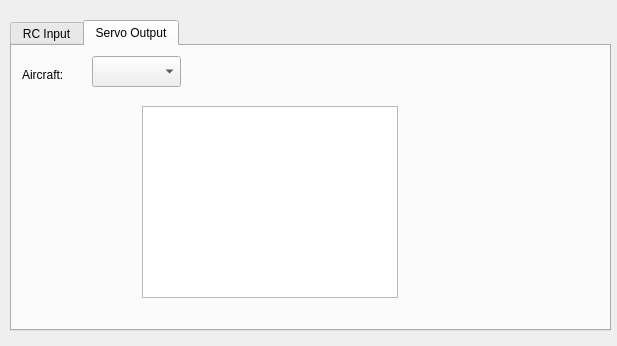
The window that ground/src/plugins/config/settingswidget.ui (openpilot/OpenPilot) describes before a commit, drawn with Qt 5.
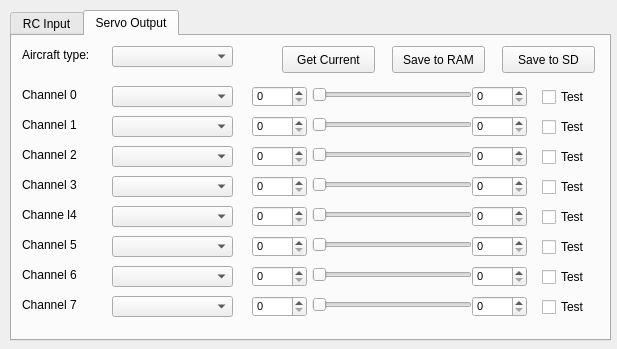
The same window after the commit. The open tabs and pages were chosen to show the change.

Commit message: OP-38 Progress on the servo output settings: not functional yet, but the GUI layout is done. Comments welcome, let me know if this is not clear please...

The edit to the form file:
```diff
--- a/ground/src/plugins/config/settingswidget.ui
+++ b/ground/src/plugins/config/settingswidget.ui
@@ -7,7 +7,7 @@
     <x>0</x>
     <y>0</y>
     <width>617</width>
-    <height>346</height>
+    <height>349</height>
    </rect>
   </property>
   <property name="windowTitle">
@@ -17,9 +17,9 @@
    <property name="geometry">
     <rect>
      <x>10</x>
-     <y>20</y>
+     <y>10</y>
      <width>601</width>
-     <height>311</height>
+     <height>331</height>
     </rect>
    </property>
    <property name="currentIndex">
@@ -1123,12 +1123,17 @@
     <widget class="QComboBox" name="comboBox">
      <property name="geometry">
       <rect>
-       <x>80</x>
+       <x>100</x>
        <y>10</y>
-       <width>89</width>
-       <height>31</height>
+       <width>121</width>
+       <height>21</height>
       </rect>
      </property>
+     <property name="font">
+      <font>
+       <pointsize>8</pointsize>
+      </font>
+     </property>
      <property name="toolTip">
       <string>Select aircraft type here</string>
      </property>
@@ -1137,23 +1142,795 @@
      <property name="geometry">
       <rect>
        <x>10</x>
-       <y>20</y>
-       <width>62</width>
+       <y>10</y>
+       <width>91</width>
        <height>17</height>
       </rect>
      </property>
      <property name="text">
-      <string>Aircraft:</string>
+      <string>Aircraft type:</string>
      </property>
     </widget>
-    <widget class="QGraphicsView" name="graphicsView">
+    <widget class="QLabel" name="actuator0Label">
      <property name="geometry">
       <rect>
-       <x>130</x>
-       <y>60</y>
-       <width>256</width>
-       <height>192</height>
+       <x>10</x>
+       <y>50</y>
+       <width>71</width>
+       <height>17</height>
       </rect>
+     </property>
+     <property name="text">
+      <string>Channel 0</string>
+     </property>
+    </widget>
+    <widget class="QLabel" name="actuator1Label">
+     <property name="geometry">
+      <rect>
+       <x>10</x>
+       <y>80</y>
+       <width>71</width>
+       <height>17</height>
+      </rect>
+     </property>
+     <property name="text">
+      <string>Channel 1</string>
+     </property>
+    </widget>
+    <widget class="QLabel" name="actuator2Label">
+     <property name="geometry">
+      <rect>
+       <x>10</x>
+       <y>110</y>
+       <width>71</width>
+       <height>17</height>
+      </rect>
+     </property>
+     <property name="text">
+      <string>Channel 2</string>
+     </property>
+    </widget>
+    <widget class="QLabel" name="actuator3Label">
+     <property name="geometry">
+      <rect>
+       <x>10</x>
+       <y>140</y>
+       <width>71</width>
+       <height>17</height>
+      </rect>
+     </property>
+     <property name="text">
+      <string>Channel 3</string>
+     </property>
+    </widget>
+    <widget class="QLabel" name="actuator4Label">
+     <property name="geometry">
+      <rect>
+       <x>10</x>
+       <y>170</y>
+       <width>71</width>
+       <height>17</height>
+      </rect>
+     </property>
+     <property name="text">
+      <string>Channe l4</string>
+     </property>
+    </widget>
+    <widget class="QLabel" name="actuator5Label">
+     <property name="geometry">
+      <rect>
+       <x>10</x>
+       <y>200</y>
+       <width>71</width>
+       <height>17</height>
+      </rect>
+     </property>
+     <property name="text">
+      <string>Channel 5</string>
+     </property>
+    </widget>
+    <widget class="QSlider" name="ch0OutSlider">
+     <property name="enabled">
+      <bool>true</bool>
+     </property>
+     <property name="geometry">
+      <rect>
+       <x>300</x>
+       <y>50</y>
+       <width>160</width>
+       <height>18</height>
+      </rect>
+     </property>
+     <property name="orientation">
+      <enum>Qt::Horizontal</enum>
+     </property>
+    </widget>
+    <widget class="QComboBox" name="ch0Output">
+     <property name="enabled">
+      <bool>true</bool>
+     </property>
+     <property name="geometry">
+      <rect>
+       <x>100</x>
+       <y>50</y>
+       <width>121</width>
+       <height>21</height>
+      </rect>
+     </property>
+     <property name="font">
+      <font>
+       <pointsize>8</pointsize>
+      </font>
+     </property>
+    </widget>
+    <widget class="QSpinBox" name="ch0OutMin">
+     <property name="enabled">
+      <bool>true</bool>
+     </property>
+     <property name="geometry">
+      <rect>
+       <x>240</x>
+       <y>50</y>
+       <width>55</width>
+       <height>21</height>
+      </rect>
+     </property>
+     <property name="font">
+      <font>
+       <pointsize>8</pointsize>
+      </font>
+     </property>
+    </widget>
+    <widget class="QSpinBox" name="ch0OutMax">
+     <property name="enabled">
+      <bool>true</bool>
+     </property>
+     <property name="geometry">
+      <rect>
+       <x>460</x>
+       <y>50</y>
+       <width>55</width>
+       <height>21</height>
+      </rect>
+     </property>
+     <property name="font">
+      <font>
+       <pointsize>8</pointsize>
+      </font>
+     </property>
+    </widget>
+    <widget class="QCheckBox" name="ch0OutTest">
+     <property name="enabled">
+      <bool>true</bool>
+     </property>
+     <property name="geometry">
+      <rect>
+       <x>530</x>
+       <y>50</y>
+       <width>61</width>
+       <height>22</height>
+      </rect>
+     </property>
+     <property name="text">
+      <string>Test</string>
+     </property>
+    </widget>
+    <widget class="QLabel" name="actuator6Label">
+     <property name="geometry">
+      <rect>
+       <x>10</x>
+       <y>230</y>
+       <width>71</width>
+       <height>17</height>
+      </rect>
+     </property>
+     <property name="text">
+      <string>Channel 6</string>
+     </property>
+    </widget>
+    <widget class="QLabel" name="actuator7Label">
+     <property name="geometry">
+      <rect>
+       <x>10</x>
+       <y>260</y>
+       <width>71</width>
+       <height>17</height>
+      </rect>
+     </property>
+     <property name="text">
+      <string>Channel 7</string>
+     </property>
+    </widget>
+    <widget class="QComboBox" name="ch1Output">
+     <property name="enabled">
+      <bool>true</bool>
+     </property>
+     <property name="geometry">
+      <rect>
+       <x>100</x>
+       <y>80</y>
+       <width>121</width>
+       <height>21</height>
+      </rect>
+     </property>
+     <property name="font">
+      <font>
+       <pointsize>8</pointsize>
+      </font>
+     </property>
+    </widget>
+    <widget class="QSpinBox" name="ch1OutMax">
+     <property name="enabled">
+      <bool>true</bool>
+     </property>
+     <property name="geometry">
+      <rect>
+       <x>460</x>
+       <y>80</y>
+       <width>55</width>
+       <height>21</height>
+      </rect>
+     </property>
+     <property name="font">
+      <font>
+       <pointsize>8</pointsize>
+      </font>
+     </property>
+    </widget>
+    <widget class="QSpinBox" name="ch1OutMin">
+     <property name="enabled">
+      <bool>true</bool>
+     </property>
+     <property name="geometry">
+      <rect>
+       <x>240</x>
+       <y>80</y>
+       <width>55</width>
+       <height>21</height>
+      </rect>
+     </property>
+     <property name="font">
+      <font>
+       <pointsize>8</pointsize>
+      </font>
+     </property>
+    </widget>
+    <widget class="QSlider" name="ch1OutSlider">
+     <property name="enabled">
+      <bool>true</bool>
+     </property>
+     <property name="geometry">
+      <rect>
+       <x>300</x>
+       <y>80</y>
+       <width>160</width>
+       <height>18</height>
+      </rect>
+     </property>
+     <property name="orientation">
+      <enum>Qt::Horizontal</enum>
+     </property>
+    </widget>
+    <widget class="QCheckBox" name="ch1OutTest">
+     <property name="enabled">
+      <bool>true</bool>
+     </property>
+     <property name="geometry">
+      <rect>
+       <x>530</x>
+       <y>80</y>
+       <width>61</width>
+       <height>22</height>
+      </rect>
+     </property>
+     <property name="text">
+      <string>Test</string>
+     </property>
+    </widget>
+    <widget class="QComboBox" name="ch2Output">
+     <property name="enabled">
+      <bool>true</bool>
+     </property>
+     <property name="geometry">
+      <rect>
+       <x>100</x>
+       <y>110</y>
+       <width>121</width>
+       <height>21</height>
+      </rect>
+     </property>
+     <property name="font">
+      <font>
+       <pointsize>8</pointsize>
+      </font>
+     </property>
+    </widget>
+    <widget class="QSpinBox" name="ch2OutMax">
+     <property name="enabled">
+      <bool>true</bool>
+     </property>
+     <property name="geometry">
+      <rect>
+       <x>460</x>
+       <y>110</y>
+       <width>55</width>
+       <height>21</height>
+      </rect>
+     </property>
+     <property name="font">
+      <font>
+       <pointsize>8</pointsize>
+      </font>
+     </property>
+    </widget>
+    <widget class="QSpinBox" name="ch2OutMin">
+     <property name="enabled">
+      <bool>true</bool>
+     </property>
+     <property name="geometry">
+      <rect>
+       <x>240</x>
+       <y>110</y>
+       <width>55</width>
+       <height>21</height>
+      </rect>
+     </property>
+     <property name="font">
+      <font>
+       <pointsize>8</pointsize>
+      </font>
+     </property>
+    </widget>
+    <widget class="QSlider" name="ch2OutSlider">
+     <property name="enabled">
+      <bool>true</bool>
+     </property>
+     <property name="geometry">
+      <rect>
+       <x>300</x>
+       <y>110</y>
+       <width>160</width>
+       <height>18</height>
+      </rect>
+     </property>
+     <property name="orientation">
+      <enum>Qt::Horizontal</enum>
+     </property>
+    </widget>
+    <widget class="QCheckBox" name="ch2OutTest">
+     <property name="enabled">
+      <bool>true</bool>
+     </property>
+     <property name="geometry">
+      <rect>
+       <x>530</x>
+       <y>110</y>
+       <width>61</width>
+       <height>22</height>
+      </rect>
+     </property>
+     <property name="text">
+      <string>Test</string>
+     </property>
+    </widget>
+    <widget class="QComboBox" name="ch3Output">
+     <property name="enabled">
+      <bool>true</bool>
+     </property>
+     <property name="geometry">
+      <rect>
+       <x>100</x>
+       <y>140</y>
+       <width>121</width>
+       <height>21</height>
+      </rect>
+     </property>
+     <property name="font">
+      <font>
+       <pointsize>8</pointsize>
+      </font>
+     </property>
+    </widget>
+    <widget class="QSpinBox" name="ch3OutMax">
+     <property name="enabled">
+      <bool>true</bool>
+     </property>
+     <property name="geometry">
+      <rect>
+       <x>460</x>
+       <y>140</y>
+       <width>55</width>
+       <height>21</height>
+      </rect>
+     </property>
+     <property name="font">
+      <font>
+       <pointsize>8</pointsize>
+      </font>
+     </property>
+    </widget>
+    <widget class="QSpinBox" name="ch3OutMin">
+     <property name="enabled">
+      <bool>true</bool>
+     </property>
+     <property name="geometry">
+      <rect>
+       <x>240</x>
+       <y>140</y>
+       <width>55</width>
+       <height>21</height>
+      </rect>
+     </property>
+     <property name="font">
+      <font>
+       <pointsize>8</pointsize>
+      </font>
+     </property>
+    </widget>
+    <widget class="QSlider" name="ch3OutSlider">
+     <property name="enabled">
+      <bool>true</bool>
+     </property>
+     <property name="geometry">
+      <rect>
+       <x>300</x>
+       <y>140</y>
+       <width>160</width>
+       <height>18</height>
+      </rect>
+     </property>
+     <property name="orientation">
+      <enum>Qt::Horizontal</enum>
+     </property>
+    </widget>
+    <widget class="QCheckBox" name="ch3OutTest">
+     <property name="enabled">
+      <bool>true</bool>
+     </property>
+     <property name="geometry">
+      <rect>
+       <x>530</x>
+       <y>140</y>
+       <width>61</width>
+       <height>22</height>
+      </rect>
+     </property>
+     <property name="text">
+      <string>Test</string>
+     </property>
+    </widget>
+    <widget class="QComboBox" name="ch4Output">
+     <property name="geometry">
+      <rect>
+       <x>100</x>
+       <y>170</y>
+       <width>121</width>
+       <height>21</height>
+      </rect>
+     </property>
+     <property name="font">
+      <font>
+       <pointsize>8</pointsize>
+      </font>
+     </property>
+    </widget>
+    <widget class="QSpinBox" name="ch4OutMax">
+     <property name="geometry">
+      <rect>
+       <x>460</x>
+       <y>170</y>
+       <width>55</width>
+       <height>21</height>
+      </rect>
+     </property>
+     <property name="font">
+      <font>
+       <pointsize>8</pointsize>
+      </font>
+     </property>
+    </widget>
+    <widget class="QSpinBox" name="ch4OutMin">
+     <property name="geometry">
+      <rect>
+       <x>240</x>
+       <y>170</y>
+       <width>55</width>
+       <height>21</height>
+      </rect>
+     </property>
+     <property name="font">
+      <font>
+       <pointsize>8</pointsize>
+      </font>
+     </property>
+    </widget>
+    <widget class="QSlider" name="ch4OutSlider">
+     <property name="geometry">
+      <rect>
+       <x>300</x>
+       <y>170</y>
+       <width>160</width>
+       <height>18</height>
+      </rect>
+     </property>
+     <property name="orientation">
+      <enum>Qt::Horizontal</enum>
+     </property>
+    </widget>
+    <widget class="QCheckBox" name="ch4OutTest">
+     <property name="geometry">
+      <rect>
+       <x>530</x>
+       <y>170</y>
+       <width>61</width>
+       <height>22</height>
+      </rect>
+     </property>
+     <property name="text">
+      <string>Test</string>
+     </property>
+    </widget>
+    <widget class="QComboBox" name="ch5Output">
+     <property name="geometry">
+      <rect>
+       <x>100</x>
+       <y>200</y>
+       <width>121</width>
+       <height>21</height>
+      </rect>
+     </property>
+     <property name="font">
+      <font>
+       <pointsize>8</pointsize>
+      </font>
+     </property>
+    </widget>
+    <widget class="QSpinBox" name="ch5OutMax">
+     <property name="geometry">
+      <rect>
+       <x>460</x>
+       <y>200</y>
+       <width>55</width>
+       <height>21</height>
+      </rect>
+     </property>
+     <property name="font">
+      <font>
+       <pointsize>8</pointsize>
+      </font>
+     </property>
+    </widget>
+    <widget class="QSpinBox" name="ch5OutMin">
+     <property name="geometry">
+      <rect>
+       <x>240</x>
+       <y>200</y>
+       <width>55</width>
+       <height>21</height>
+      </rect>
+     </property>
+     <property name="font">
+      <font>
+       <pointsize>8</pointsize>
+      </font>
+     </property>
+    </widget>
+    <widget class="QSlider" name="ch5OutSlider">
+     <property name="geometry">
+      <rect>
+       <x>300</x>
+       <y>200</y>
+       <width>160</width>
+       <height>18</height>
+      </rect>
+     </property>
+     <property name="orientation">
+      <enum>Qt::Horizontal</enum>
+     </property>
+    </widget>
+    <widget class="QCheckBox" name="ch5OutTest">
+     <property name="geometry">
+      <rect>
+       <x>530</x>
+       <y>200</y>
+       <width>61</width>
+       <height>22</height>
+      </rect>
+     </property>
+     <property name="text">
+      <string>Test</string>
+     </property>
+    </widget>
+    <widget class="QComboBox" name="ch6Output">
+     <property name="geometry">
+      <rect>
+       <x>100</x>
+       <y>230</y>
+       <width>121</width>
+       <height>21</height>
+      </rect>
+     </property>
+     <property name="font">
+      <font>
+       <pointsize>8</pointsize>
+      </font>
+     </property>
+    </widget>
+    <widget class="QSpinBox" name="ch6OutMax">
+     <property name="geometry">
+      <rect>
+       <x>460</x>
+       <y>230</y>
+       <width>55</width>
+       <height>21</height>
+      </rect>
+     </property>
+     <property name="font">
+      <font>
+       <pointsize>8</pointsize>
+      </font>
+     </property>
+    </widget>
+    <widget class="QSpinBox" name="ch6OutMin">
+     <property name="geometry">
+      <rect>
+       <x>240</x>
+       <y>230</y>
+       <width>55</width>
+       <height>21</height>
+      </rect>
+     </property>
+     <property name="font">
+      <font>
+       <pointsize>8</pointsize>
+      </font>
+     </property>
+    </widget>
+    <widget class="QSlider" name="ch6OutSlider">
+     <property name="geometry">
+      <rect>
+       <x>300</x>
+       <y>230</y>
+       <width>160</width>
+       <height>18</height>
+      </rect>
+     </property>
+     <property name="orientation">
+      <enum>Qt::Horizontal</enum>
+     </property>
+    </widget>
+    <widget class="QCheckBox" name="ch6OutTest">
+     <property name="geometry">
+      <rect>
+       <x>530</x>
+       <y>230</y>
+       <width>61</width>
+       <height>22</height>
+      </rect>
+     </property>
+     <property name="text">
+      <string>Test</string>
+     </property>
+    </widget>
+    <widget class="QComboBox" name="ch7Output">
+     <property name="geometry">
+      <rect>
+       <x>100</x>
+       <y>260</y>
+       <width>121</width>
+       <height>21</height>
+      </rect>
+     </property>
+     <property name="font">
+      <font>
+       <pointsize>8</pointsize>
+      </font>
+     </property>
+    </widget>
+    <widget class="QSpinBox" name="ch7OutMax">
+     <property name="geometry">
+      <rect>
+       <x>460</x>
+       <y>260</y>
+       <width>55</width>
+       <height>21</height>
+      </rect>
+     </property>
+     <property name="font">
+      <font>
+       <pointsize>8</pointsize>
+      </font>
+     </property>
+    </widget>
+    <widget class="QSpinBox" name="ch7OutMin">
+     <property name="geometry">
+      <rect>
+       <x>240</x>
+       <y>260</y>
+       <width>55</width>
+       <height>21</height>
+      </rect>
+     </property>
+     <property name="font">
+      <font>
+       <pointsize>8</pointsize>
+      </font>
+     </property>
+    </widget>
+    <widget class="QSlider" name="ch7OutSLider">
+     <property name="geometry">
+      <rect>
+       <x>300</x>
+       <y>260</y>
+       <width>160</width>
+       <height>18</height>
+      </rect>
+     </property>
+     <property name="orientation">
+      <enum>Qt::Horizontal</enum>
+     </property>
+    </widget>
+    <widget class="QCheckBox" name="ch7OutTest">
+     <property name="geometry">
+      <rect>
+       <x>530</x>
+       <y>260</y>
+       <width>61</width>
+       <height>22</height>
+      </rect>
+     </property>
+     <property name="text">
+      <string>Test</string>
+     </property>
+    </widget>
+    <widget class="QPushButton" name="saveRCOutputToSD">
+     <property name="geometry">
+      <rect>
+       <x>490</x>
+       <y>10</y>
+       <width>93</width>
+       <height>27</height>
+      </rect>
+     </property>
+     <property name="toolTip">
+      <string>Be sure to set the Neutral position on all sliders before sending!
+Applies and Saves all settings to SD</string>
+     </property>
+     <property name="text">
+      <string>Save to SD</string>
+     </property>
+    </widget>
+    <widget class="QPushButton" name="getRCOutputCurrent">
+     <property name="geometry">
+      <rect>
+       <x>270</x>
+       <y>10</y>
+       <width>93</width>
+       <height>27</height>
+      </rect>
+     </property>
+     <property name="toolTip">
+      <string>Retrieve settings from OpenPilot</string>
+     </property>
+     <property name="text">
+      <string>Get Current</string>
+     </property>
+    </widget>
+    <widget class="QPushButton" name="saveRCOutputToRAM">
+     <property name="geometry">
+      <rect>
+       <x>380</x>
+       <y>10</y>
+       <width>93</width>
+       <height>27</height>
+      </rect>
+     </property>
+     <property name="toolTip">
+      <string>Send to OpenPilot but don't write in SD.
+Be sure to set the Neutral position on all sliders before sending!</string>
+     </property>
+     <property name="text">
+      <string>Save to RAM</string>
      </property>
     </widget>
    </widget>
```
Left out of the diff: 136 changed lines with no effect on the pictures. The commit also changes 1 other file.
